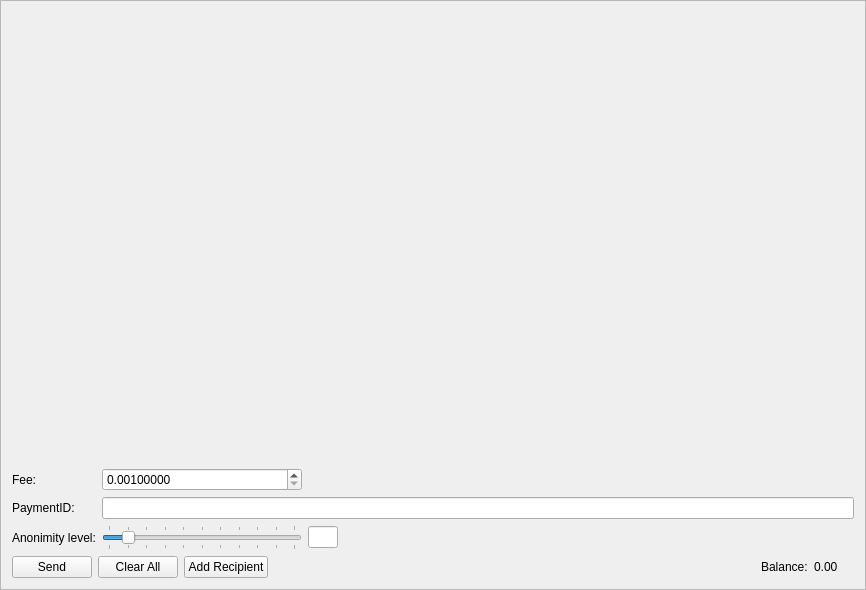
Above: src/gui/ui/sendframe.ui from mygirl8893/Catalyst-Classic-3.0.4 before the change. Below: the same form after it.
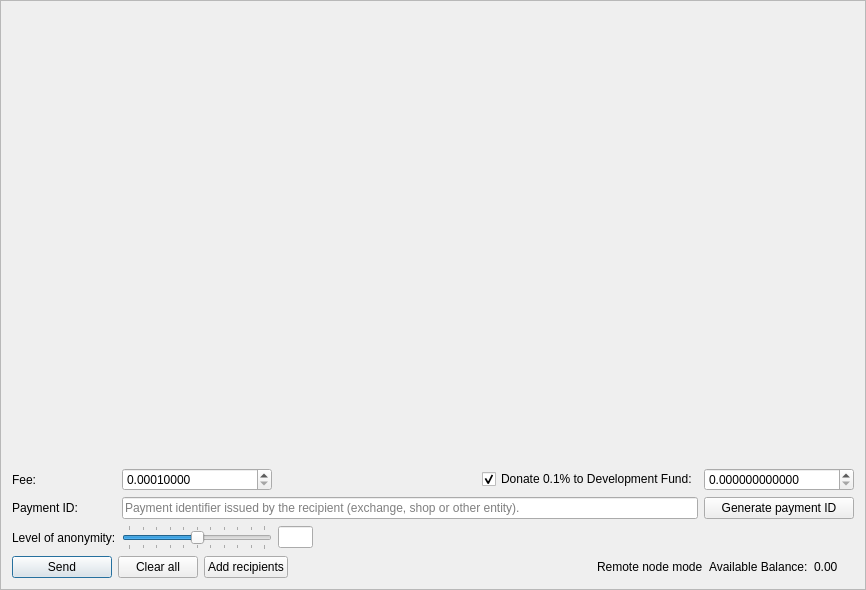
That is the form after the change. Icons and pictures are not drawn.

```diff
--- a/src/gui/ui/sendframe.ui
+++ b/src/gui/ui/sendframe.ui
@@ -72,44 +72,11 @@
      <property name="topMargin">
       <number>5</number>
      </property>
-     <item row="2" column="0">
-      <widget class="QLabel" name="label_2">
-       <property name="text">
-        <string>Anonimity level:</string>
-       </property>
-      </widget>
-     </item>
-     <item row="1" column="1" colspan="3">
-      <widget class="QLineEdit" name="m_paymentIdEdit"/>
-     </item>
-     <item row="1" column="0">
-      <widget class="QLabel" name="label_6">
-       <property name="text">
-        <string>PaymentID:</string>
-       </property>
-      </widget>
-     </item>
-     <item row="2" column="3">
-      <spacer name="horizontalSpacer">
-       <property name="orientation">
-        <enum>Qt::Horizontal</enum>
-       </property>
-       <property name="sizeType">
-        <enum>QSizePolicy::Expanding</enum>
-       </property>
-       <property name="sizeHint" stdset="0">
-        <size>
-         <width>298</width>
-         <height>20</height>
-        </size>
-       </property>
-      </spacer>
-     </item>
-     <item row="2" column="1">
+     <item row="5" column="1">
       <widget class="QSlider" name="m_mixinSlider">
        <property name="maximumSize">
         <size>
-         <width>200</width>
+         <width>150</width>
          <height>16777215</height>
         </size>
        </property>
@@ -120,7 +87,10 @@
         <number>1</number>
        </property>
        <property name="value">
-        <number>1</number>
+        <number>5</number>
+       </property>
+       <property name="sliderPosition">
+        <number>5</number>
        </property>
        <property name="tracking">
         <bool>false</bool>
@@ -136,8 +106,45 @@
        </property>
       </widget>
      </item>
-     <item row="2" column="2">
+     <item row="5" column="0">
+      <widget class="QLabel" name="label_2">
+       <property name="text">
+        <string>Level of anonymity:</string>
+       </property>
+      </widget>
+     </item>
+     <item row="1" column="3">
+      <widget class="QCheckBox" name="donateCheckBox">
+       <property name="text">
+        <string>Donate 0.1% to Development Fund:</string>
+       </property>
+       <property name="checked">
+        <bool>true</bool>
+       </property>
+      </widget>
+     </item>
+     <item row="1" column="0">
+      <widget class="QLabel" name="label">
+       <property name="text">
+        <string>Fee:</string>
+       </property>
+      </widget>
+     </item>
+     <item row="3" column="0">
+      <widget class="QLabel" name="label_6">
+       <property name="text">
+        <string>Payment ID:</string>
+       </property>
+      </widget>
+     </item>
+     <item row="5" column="2">
       <widget class="QLineEdit" name="m_mixinEdit">
+       <property name="minimumSize">
+        <size>
+         <width>35</width>
+         <height>0</height>
+        </size>
+       </property>
        <property name="maximumSize">
         <size>
          <width>30</width>
@@ -158,20 +165,44 @@
        </property>
       </widget>
      </item>
-     <item row="0" column="0">
-      <widget class="QLabel" name="label">
-       <property name="text">
-        <string>Fee:</string>
+     <item row="3" column="1" colspan="3">
+      <widget class="QLineEdit" name="m_paymentIdEdit">
+       <property name="maxLength">
+        <number>64</number>
+       </property>
+       <property name="placeholderText">
+        <string>Payment identifier issued by the recipient (exchange, shop or other entity).</string>
        </property>
       </widget>
      </item>
-     <item row="0" column="1">
+     <item row="1" column="1">
       <widget class="QDoubleSpinBox" name="m_feeSpin">
+       <property name="minimumSize">
+        <size>
+         <width>150</width>
+         <height>0</height>
+        </size>
+       </property>
+       <property name="baseSize">
+        <size>
+         <width>150</width>
+         <height>0</height>
+        </size>
+       </property>
+       <property name="cursor">
+        <cursorShape>IBeamCursor</cursorShape>
+       </property>
+       <property name="locale">
+        <locale language="English" country="UnitedStates"/>
+       </property>
+       <property name="suffix">
+        <string/>
+       </property>
        <property name="decimals">
         <number>8</number>
        </property>
        <property name="minimum">
-        <double>0.001000000000000</double>
+        <double>0.000100000000000</double>
        </property>
        <property name="maximum">
         <double>999999999999999.000000000000000</double>
@@ -180,29 +211,110 @@
         <double>0.010000000000000</double>
        </property>
        <property name="value">
-        <double>0.001000000000000</double>
+        <double>0.000100000000000</double>
        </property>
       </widget>
      </item>
+     <item row="3" column="4">
+      <widget class="QPushButton" name="m_generatePaymentIdButton">
+       <property name="sizePolicy">
+        <sizepolicy hsizetype="Preferred" vsizetype="Fixed">
+         <horstretch>0</horstretch>
+         <verstretch>0</verstretch>
+        </sizepolicy>
+       </property>
+       <property name="maximumSize">
+        <size>
+         <width>200</width>
+         <height>16777215</height>
+        </size>
+       </property>
+       <property name="text">
+        <string>Generate payment ID</string>
+       </property>
+      </widget>
+     </item>
+     <item row="1" column="4">
+      <widget class="QDoubleSpinBox" name="m_donateSpin">
+       <property name="minimumSize">
+        <size>
+         <width>150</width>
+         <height>0</height>
+        </size>
+       </property>
+       <property name="maximumSize">
+        <size>
+         <width>16777215</width>
+         <height>16777215</height>
+        </size>
+       </property>
+       <property name="baseSize">
+        <size>
+         <width>150</width>
+         <height>0</height>
+        </size>
+       </property>
+       <property name="cursor">
+        <cursorShape>IBeamCursor</cursorShape>
+       </property>
+       <property name="locale">
+        <locale language="English" country="UnitedStates"/>
+       </property>
+       <property name="decimals">
+        <number>12</number>
+       </property>
+       <property name="maximum">
+        <double>999999999999999.000000000000000</double>
+       </property>
+       <property name="singleStep">
+        <double>0.100000000000000</double>
+       </property>
+      </widget>
+     </item>
+     <item row="1" column="2">
+      <spacer name="horizontalSpacer">
+       <property name="orientation">
+        <enum>Qt::Horizontal</enum>
+       </property>
+       <property name="sizeType">
+        <enum>QSizePolicy::Expanding</enum>
+       </property>
+       <property name="sizeHint" stdset="0">
+        <size>
+         <width>100</width>
+         <height>20</height>
+        </size>
+       </property>
+      </spacer>
+     </item>
     </layout>
    </item>
    <item>
     <layout class="QHBoxLayout" name="horizontalLayout">
      <item>
       <widget class="QPushButton" name="m_sendButton">
+       <property name="minimumSize">
+        <size>
+         <width>100</width>
+         <height>0</height>
+        </size>
+       </property>
        <property name="text">
         <string>Send</string>
        </property>
        <property name="icon">
-        <iconset resource="../../resources.qrc">
-         <normaloff>:/icons/send</normaloff>:/icons/send</iconset>
+        <iconset>
+         <normaloff>:/icons/btn-send</normaloff>:/icons/btn-send</iconset>
+       </property>
+       <property name="default">
+        <bool>true</bool>
        </property>
       </widget>
      </item>
      <item>
       <widget class="QPushButton" name="m_clearAllButton">
        <property name="text">
-        <string>Clear All</string>
+        <string>Clear all</string>
        </property>
        <property name="icon">
         <iconset resource="../../resources.qrc">
@@ -213,7 +325,7 @@
      <item>
       <widget class="QPushButton" name="m_addRecipientButton">
        <property name="text">
-        <string>Add Recipient</string>
+        <string>Add recipients</string>
        </property>
        <property name="icon">
         <iconset resource="../../resources.qrc">
@@ -234,10 +346,26 @@
        </property>
       </spacer>
      </item>
+     <item>
+      <widget class="QLabel" name="m_remote_label">
+       <property name="font">
+        <font>
+         <weight>50</weight>
+         <bold>false</bold>
+        </font>
+       </property>
+       <property name="toolTip">
+        <string>Wallet is connected through remote node. Additional 0.25% fee will be applied.</string>
+       </property>
+       <property name="text">
+        <string>Remote node mode</string>
+       </property>
+      </widget>
+     </item>
      <item>
       <widget class="QLabel" name="label_4">
        <property name="text">
-        <string>Balance:</string>
+        <string>Available Balance:</string>
        </property>
       </widget>
      </item>
```
Left out of the diff: 37 changed lines with no effect on the pictures.
